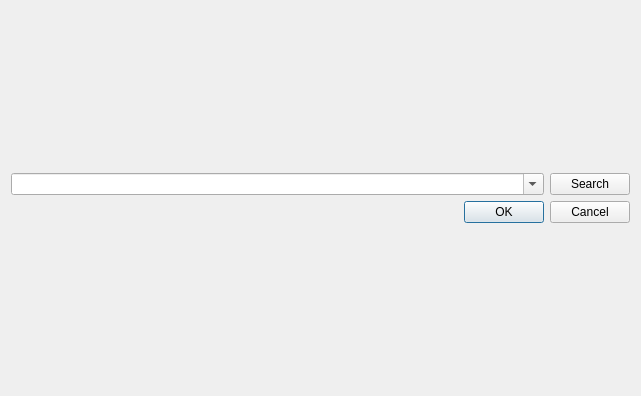
Qt form src/plugins/qompplugingettunesdlg.ui (qomp/qomp) before a commit.
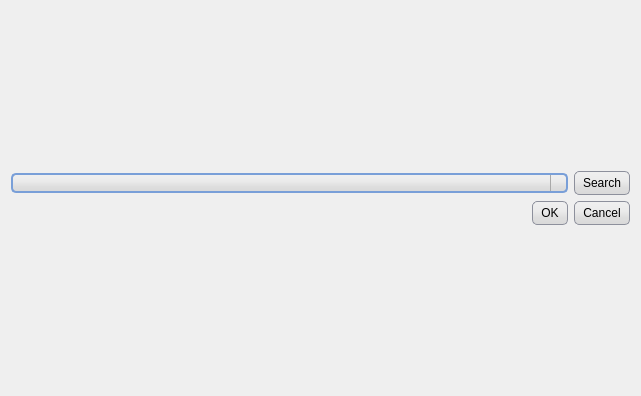
The same form after that commit. Icons and pictures are not drawn. Custom widgets are drawn as their Qt base class.

The edit to the form file:
```diff
--- a/src/plugins/qompplugingettunesdlg.ui
+++ b/src/plugins/qompplugingettunesdlg.ui
@@ -13,6 +13,189 @@
   <property name="windowTitle">
    <string/>
   </property>
+  <property name="styleSheet">
+   <string notr="true">QDialog { 
+	color: black;
+	background: qlineargradient(x1: 0, y1: 0, x2: 0, y2: 1,
+                                stop: 0 #C1C7F5, stop: 1 #8ab4f6);
+}
+
+QTreeView, QListView, QListWidget { 
+    background-color: #DFE1F5;
+	border-radius: 5px;
+}
+
+QToolButton { 
+     background: qlineargradient(x1: 0, y1: 0, x2: 0, y2: 1, stop: 0 #f0f0f0, stop: 0.4 #ebebeb, stop: 0.7 #dedede, stop: 1.0 #d9d9d9); 
+     border: 2px solid #799fd8; 
+     border-top-left-radius: 5px; 
+     border-bottom-left-radius: 5px; 
+     border-bottom-right-radius: 5px; 
+     border-top-right-radius: 5px; 
+     width: 28px; 
+     height: 28px; 
+	padding: 1px;
+	icon-size: 28px;
+}
+
+QToolButton:hover { 
+	background: qlineargradient(x1: 0, y1: 0, x2: 0, y2: 1,
+                                stop: 0 #f0f0f0, stop: 1 #DFE1F5);
+	border: 2px solid #8ab4f6;
+}
+
+QToolButton:pressed { 
+     background: qlineargradient(x1: 0, y1: 0, x2: 0, y2: 1, stop: 0 #8faed5, stop: 0.4 #6dadfa, stop: 0.7 #368ef9, stop: 1.0 #358bf3); 
+     border: 2px solid #698ebf; 
+     border-top-left-radius: 5px; 
+     border-bottom-left-radius: 5px; 
+     border-bottom-right-radius: 5px; 
+     border-top-right-radius: 4px; 
+}
+
+QToolButton:checked { 
+	background: qlineargradient(spread:pad, x1:0, y1:0, x2:0.191, y2:1, stop:0 rgba(223, 225, 245, 255), stop:0.39196 rgba(207, 209, 245, 255), stop:0.859296 rgba(109, 160, 219, 255), stop:1 rgba(62, 85, 221, 255));
+     border: 2px solid #698ebf; 
+     border-top-left-radius: 5px; 
+     border-bottom-left-radius: 5px; 
+     border-bottom-right-radius: 5px; 
+     border-top-right-radius: 4px; 
+}
+
+QLabel { 
+    color: #3244C9; 
+}
+
+QComboBox { 
+     background: qlineargradient(x1: 0, y1: 0, x2: 0, y2: 1, stop: 0 #f0f0f0, stop: 0.4 #ebebeb, stop: 0.7 #dedede, stop: 1.0 #d9d9d9);  
+     border: 2px solid #799fd8;  
+     border-radius: 5px;  
+     padding-right: 5px; 
+     padding-left: 5px; 
+}
+
+QComboBox::drop-down {
+    width: 15px;
+    border-left-width: 1px;
+    border-left-color: darkgray;
+    border-left-style: solid;
+    border-top-right-radius: 5px;
+    border-bottom-right-radius: 5px;
+}
+
+QComboBox::down-arrow {
+	icon-size: 8px;
+	image: url(:/icons/arrow-down);
+}
+
+
+
+QPushButton { 
+     background: qlineargradient(x1: 0, y1: 0, x2: 0, y2: 1, stop: 0 #f0f0f0, stop: 0.4 #ebebeb, stop: 0.7 #dedede, stop: 1.0 #d9d9d9); 
+     border: 1px solid #8d909c; 
+     border-color: #8d909c; 
+     border-radius: 5px;
+	padding : 4px 8px;
+}
+
+QPushButton:pressed { 
+     background: qlineargradient(x1: 0, y1: 0, x2: 0, y2: 1, stop: 0 #aaaaaa, stop: 0.4 #d5d5d5, stop: 0.7 #d5d5d5, stop: 1.0 #c6c6c6); 
+     border: 1px solid #717171; 
+     border-color: #717171; 
+}
+
+QMenu {
+    background-color: #8ab4f6;
+    border: 1px solid #698ebf;
+}
+
+QMenu::item {
+    background-color: transparent;
+}
+
+QMenu::item:selected {
+	color: black;
+   	background: qlineargradient(x1: 0, y1: 0, x2: 1, y2: 0,
+                                stop: 0 #DFE1F5, stop: 1 #8ab4f6);
+}
+
+QToolTip {
+ 	background: qlineargradient(x1: 0, y1: 0, x2: 0, y2: 1, stop: 0 #f0f0f0, stop: 0.4 	#ebebeb, stop: 0.7 #dedede, stop: 1.0 #d9d9d9);
+	border-radius: 5px; 
+	border: 2px solid #698ebf;
+}
+
+QDialogButtonBox {
+	dialogbuttonbox-buttons-have-icons: 1;
+	dialog-ok-icon: url(&quot;:/icons/ok&quot;);
+	dialog-cancel-icon: url(&quot;:/icons/cancel&quot;);
+}
+
+QTabWidget:pane {
+	border-radius: 5px;
+}
+
+QTabBar::tab {
+	border: 2px solid #698ebf;
+    border-top-left-radius: 5px;
+    border-top-right-radius: 5px;
+	padding: 3px 6px;
+	width: 100px;
+}
+
+QTabBar:tab-bar {
+	left: 5px;
+}
+
+QTabBar::tab:hover {
+ 	background: qlineargradient(x1: 0, y1: 0, x2: 0, y2: 1,
+                                stop: 0 #C1C7F5, stop: 1 #8ab4f6);   
+}
+
+QTabBar::tab:selected {
+ background: qlineargradient(spread:pad, x1:0, y1:0, x2:0.191, y2:1, stop:0 rgba(223, 225, 245, 255), stop:0.39196 rgba(207, 209, 245, 255), stop:0.859296 rgba(109, 160, 219, 255), stop:1 rgba(62, 85, 221, 255));
+}
+
+ QScrollBar:vertical {
+     border: 2px solid #799fd8;
+     background: #DFE1F5;
+     width: 18px;
+	 margin: 25px 0px;
+ }
+ QScrollBar::handle:vertical {
+     min-height: 20px;
+	 border-radius: 5px;
+	 border: 2px solid #799fd8;
+	 background: rgba(62, 85, 221, 255);
+ }
+ QScrollBar::add-line:vertical {
+     border: 2px solid #799fd8;
+     background: rgba(62, 85, 221, 255);
+     height: 20px;
+	 border-bottom-left-radius: 5px;
+     border-bottom-right-radius: 5px;
+     subcontrol-position: bottom;
+     subcontrol-origin: margin;
+	 image: url(:/icons/arrow-down);
+	 margin-bottom: 5px;
+ }
+
+ QScrollBar::sub-line:vertical {
+     border: 2px solid #799fd8;
+	 border-top-left-radius: 5px;
+     border-top-right-radius: 5px;
+     background: rgba(62, 85, 221, 255);
+     height: 20px;
+	 subcontrol-position: top;
+     subcontrol-origin: margin;
+	 image: url(:/icons/arrow-up);
+	 margin-top: 5px;   
+ }
+
+ QScrollBar::add-page:vertical, QScrollBar::sub-page:vertical {
+     background: none;
+ }</string>
+  </property>
   <layout class="QVBoxLayout" name="verticalLayout_2">
    <item>
     <layout class="QVBoxLayout" name="mainLayout">
```
